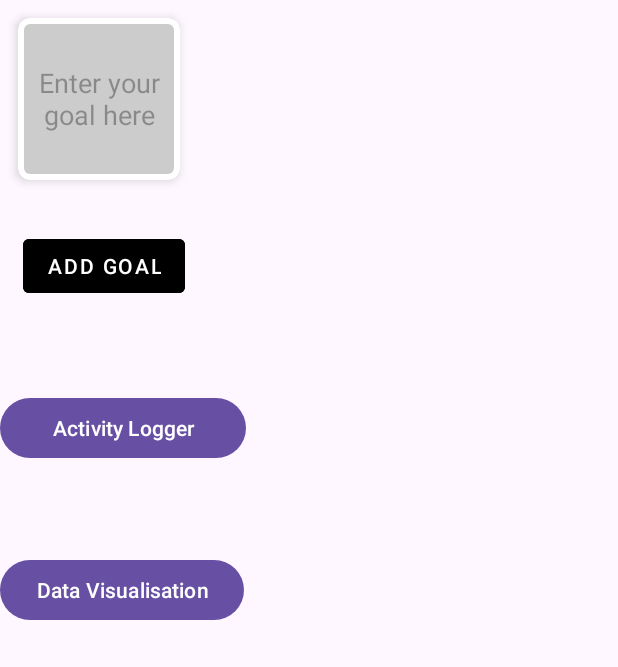
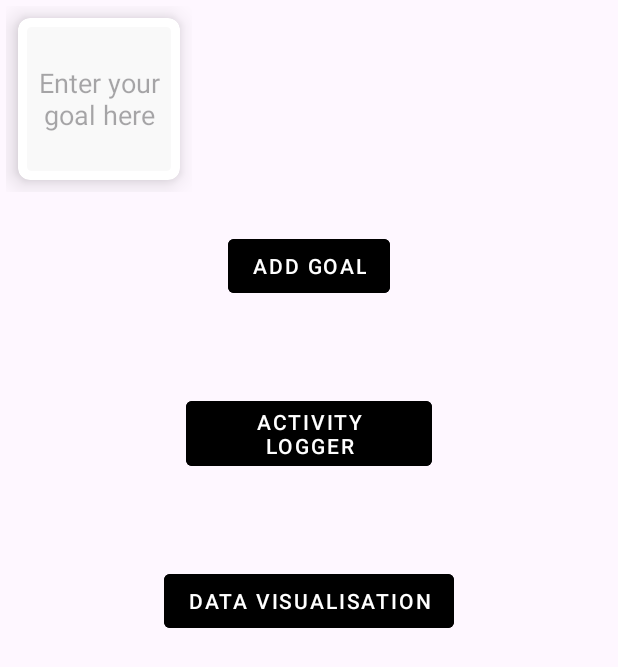
Before and after one commit to H1drogen/FitnessTracker, an Android app: the layout fragment_first.xml on its own in the app's theme, with its tools: preview values and no code run, on a phone screen of 412 x 824 dp. Shown: the top 667 px of the screen. Run offline under Robolectric (Android 15) with nearby library versions, the phone set to English and light mode, and no system bars.

Commit message:
Cleaned up app and improved visuals

```diff
--- a/app/src/main/java/com/fdmgroup/FitnessTrackerApp/FirstFragment.kt
+++ b/app/src/main/java/com/fdmgroup/FitnessTrackerApp/FirstFragment.kt
@@ -106,7 +106,7 @@ class FirstFragment : Fragment() {
 
     private fun removeBox(view: View) {
         (binding.boxContainer.getChildAt(0) as LinearLayout).removeView(view)
-        Toast.makeText(requireContext(), "Goal removed", Toast.LENGTH_SHORT).show()
+        Toast.makeText(requireContext(), "Goal Removed", Toast.LENGTH_SHORT).show()
     }
     private fun dpToPx(dp: Int): Int {
         return TypedValue.applyDimension(
--- a/app/src/main/res/drawable/small_box_background.xml
+++ b/app/src/main/res/drawable/small_box_background.xml
@@ -1,6 +1,7 @@
 <?xml version="1.0" encoding="utf-8"?>
 <shape xmlns:android="http://schemas.android.com/apk/res/android"
     android:shape="rectangle">
-    <solid android:color="#CCCCCC"/>
+    <stroke android:width="2dp" android:color="@color/white"/>
+    <solid android:color="#F9F9F9"/>
     <corners android:radius="4dp"/>
 </shape>
--- a/app/src/main/res/layout/fragment_first.xml
+++ b/app/src/main/res/layout/fragment_first.xml
@@ -23,8 +23,9 @@
                     android:layout_width="match_parent"
                     android:layout_height="wrap_content"
                     android:layout_margin="8dp"
-                    app:cardElevation="4dp"
-                    app:cardCornerRadius="8dp">
+                    app:cardElevation="10dp"
+                    app:cardCornerRadius="8dp"
+                    app:cardBackgroundColor="@color/white">
 
                 <EditText
                     android:id="@+id/inputEditText"
@@ -52,7 +53,7 @@
         android:layout_width="wrap_content"
         android:layout_height="wrap_content"
         android:layout_below="@id/boxContainer"
-        android:layout_alignParentStart="true"
+        android:layout_centerHorizontal="true"
         android:layout_marginStart="15dp"
         android:layout_marginTop="21dp"
         android:backgroundTint="@color/black"
@@ -60,21 +61,34 @@
         android:textColor="@color/white"
         app:elevation="2dp" />
 
-    <Button
+    <com.google.android.material.button.MaterialButton
         android:id="@+id/button2"
+        style="@style/Widget.MaterialComponents.Button.UnelevatedButton"
         android:layout_width="164dp"
         android:layout_height="wrap_content"
         android:layout_below="@id/addButton"
+        android:layout_marginStart="15dp"
         android:layout_marginTop="60dp"
-        android:text="Activity Logger" />
+        android:layout_centerHorizontal="true"
+        android:text="Activity Logger"
+        android:backgroundTint="@color/black"
+        android:textColor="@color/white"
+        app:elevation="2dp"
+        />
 
-    <Button
+    <com.google.android.material.button.MaterialButton
         android:id="@+id/dataVisualisationButton"
+        style="@style/Widget.MaterialComponents.Button.UnelevatedButton"
         android:layout_width="wrap_content"
         android:layout_height="wrap_content"
         android:layout_below="@+id/button2"
+        android:layout_centerHorizontal="true"
+        android:layout_marginStart="15dp"
         android:layout_marginTop="60dp"
-        android:text="Data Visualisation" />
+        android:text="Data Visualisation"
+        android:backgroundTint="@color/black"
+        android:textColor="@color/white"
+        app:elevation="2dp"/>
 
 
 </RelativeLayout>
```
